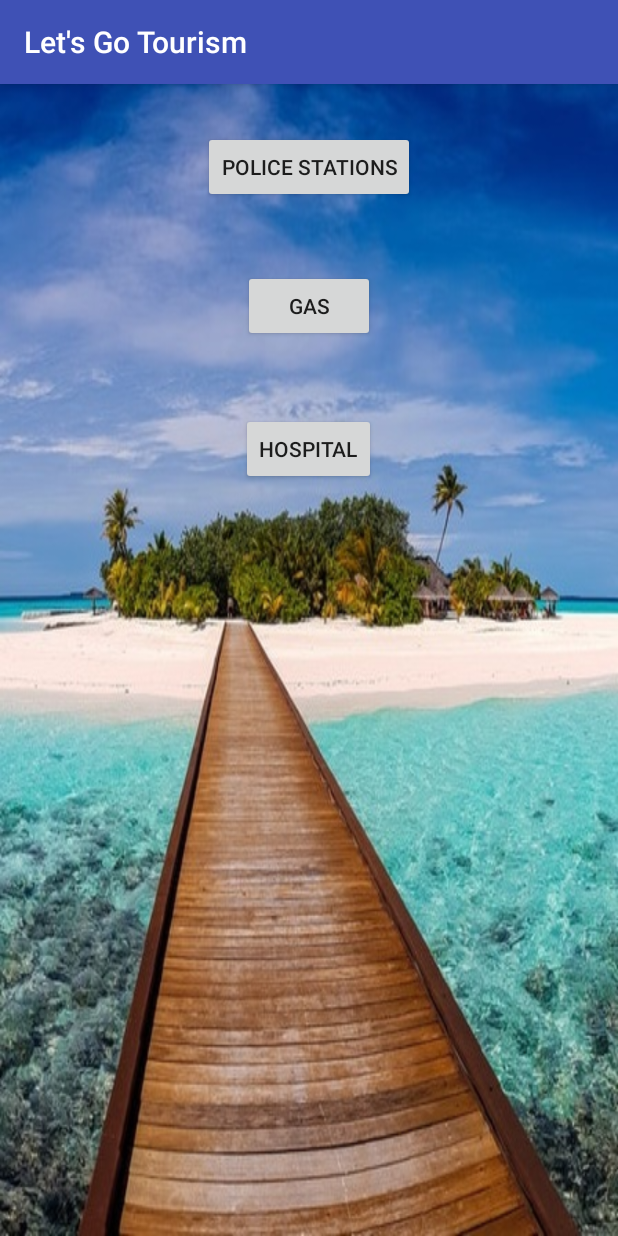
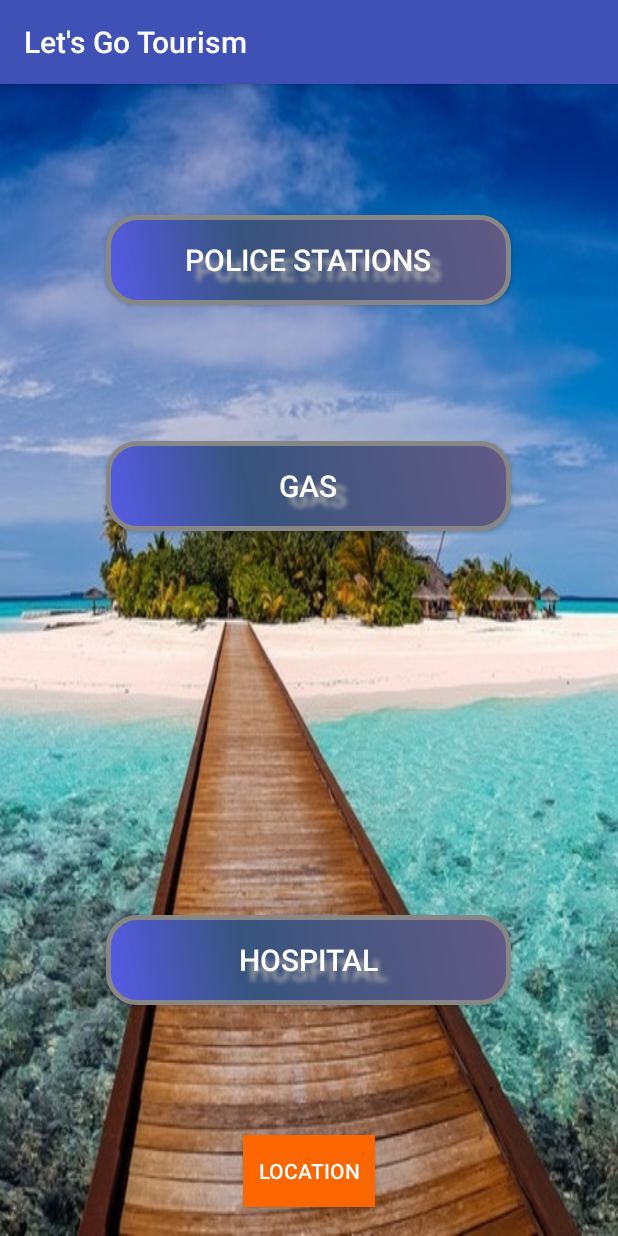
Before and after one commit to captain9396/LetsGoTourism, an Android app: the NearByActivity screen opened directly, with no data from a screen before it, on a phone screen of 412 x 824 dp. Run offline under Robolectric (Android 15) with nearby library versions, the phone set to English and light mode, and no system bars.

Commit message:
location added

```diff
--- a/LetsGoTourism/app/src/main/AndroidManifest.xml
+++ b/LetsGoTourism/app/src/main/AndroidManifest.xml
@@ -1,6 +1,8 @@
 <?xml version="1.0" encoding="utf-8"?>
 <manifest xmlns:android="http://schemas.android.com/apk/res/android"
     package="com.example.asus.letsgotourism">
+
+    <uses-permission android:name="android.permission.ACCESS_FINE_LOCATION"/>
 
     <application
         android:allowBackup="true"
@@ -18,8 +20,8 @@
         </activity>
         <activity android:name=".NearByActivity" />
         <activity android:name=".CoffeeActivity" />
-        <activity android:name=".GasActivity" />
-        <activity android:name=".HospitalActivity"></activity>
+
+
     </application>
 
 </manifest>
--- a/LetsGoTourism/app/src/main/java/com/example/asus/letsgotourism/NearByActivity.java
+++ b/LetsGoTourism/app/src/main/java/com/example/asus/letsgotourism/NearByActivity.java
@@ -1,10 +1,20 @@
 package com.example.asus.letsgotourism;
 
+import android.Manifest;
 import android.content.Intent;
+import android.location.Address;
+import android.location.Geocoder;
+import android.location.Location;
+import android.support.v4.app.ActivityCompat;
 import android.support.v7.app.AppCompatActivity;
 import android.os.Bundle;
 import android.view.View;
 import android.widget.Button;
+import android.widget.TextView;
+import android.widget.Toast;
+
+import java.util.List;
+import java.util.Locale;
 
 public class NearByActivity extends AppCompatActivity implements View.OnClickListener {
 
@@ -12,6 +22,11 @@ public class NearByActivity extends AppCompatActivity implements View.OnClickLis
     Button coffeeButton;
     Button gasButton;
     Button hopitalButton;
+
+
+    TextView locationTextView;
+    Button locationButton;
+
 
     @Override
     protected void onCreate(Bundle savedInstanceState) {
@@ -21,10 +36,19 @@ public class NearByActivity extends AppCompatActivity implements View.OnClickLis
         gasButton  = (Button) findViewById(R.id.gas_button);
         hopitalButton = (Button) findViewById(R.id.hospital_button);
 
+        ActivityCompat.requestPermissions(NearByActivity.this, new String[]{Manifest.permission.ACCESS_FINE_LOCATION}, 123);
+        locationButton = (Button) findViewById(R.id.location_button);
+
+
+
+
+
+
 
         coffeeButton.setOnClickListener(this);
         gasButton.setOnClickListener(this);
         hopitalButton.setOnClickListener(this);
+        locationButton.setOnClickListener(this);
     }
 
 
@@ -32,6 +56,22 @@ public class NearByActivity extends AppCompatActivity implements View.OnClickLis
         if (view == coffeeButton) startCoffeeActivity();
         else if (view == gasButton) startgasActivity();
         else if (view == hopitalButton) startHospitalActivity();
+        else if (view == locationButton){
+            try {
+                LocataionHandler l = new LocataionHandler(getApplicationContext());
+                Location location = l.getLocation();
+                if (location != null) {
+                    double latitude = location.getLatitude();
+                    double longitude = location.getLongitude();
+                    Geocoder geocoder = new Geocoder(this, Locale.getDefault());
+                    List<Address> addresses = geocoder.getFromLocation(latitude, longitude, 1);
+                    String cityName = addresses.get(0).getAddressLine(0);
+                    Toast.makeText(this, "Lat = " + latitude + "\n Long = " + longitude + "\n"+cityName, Toast.LENGTH_LONG).show();
+                }
+            }catch (Exception e){
+
+            }
+        }
     }
 
 
--- a/LetsGoTourism/app/src/main/java/com/example/asus/letsgotourism/PoliceAdapter.java
+++ b/LetsGoTourism/app/src/main/java/com/example/asus/letsgotourism/PoliceAdapter.java
@@ -32,9 +32,9 @@ public class PoliceAdapter extends RecyclerView.Adapter<PoliceAdapter.ViewHolder
     @Override
     public void onBindViewHolder(ViewHolder holder, int position){
         PoliceItem policeItem = policeItemList.get(position);
-        holder.divistionTextView.setText(policeItem.getDivision());
-        holder.districtTextView.setText(policeItem.getRegion());
-        holder.thanaTextView.setText(policeItem.getName());
+        holder.divistionTextView.setText(policeItem.getName());
+        holder.districtTextView.setText(policeItem.getRegion() + ", "+  policeItem.getDivision());
+        holder.thanaTextView.setText("");
         holder.phoneTextView.setText(policeItem.getPhoneNumber());
     }
 
--- /dev/null
+++ b/LetsGoTourism/app/src/main/res/drawable/buttonshape.xml
@@ -0,0 +1,28 @@
+<?xml version="1.0" encoding="utf-8"?>
+<shape xmlns:android="http://schemas.android.com/apk/res/android" android:shape="rectangle" >
+    <corners
+        android:radius="19dp"
+        />
+    <gradient
+        android:angle="45"
+        android:centerX="35%"
+        android:centerColor="#38547D"
+        android:startColor="#565BE8"
+        android:endColor="#625A85"
+        android:type="linear"
+        />
+    <padding
+        android:left="0dp"
+        android:top="0dp"
+        android:right="0dp"
+        android:bottom="0dp"
+        />
+    <size
+        android:width="270dp"
+        android:height="60dp"
+        />
+    <stroke
+        android:width="3dp"
+        android:color="#878787"
+        />
+</shape>
--- a/LetsGoTourism/app/src/main/res/layout/activity_near_by.xml
+++ b/LetsGoTourism/app/src/main/res/layout/activity_near_by.xml
@@ -6,28 +6,61 @@
 
     <Button
         android:id="@+id/coffee_button"
-        android:layout_width="wrap_content"
-        android:layout_height="wrap_content"
-        android:layout_alignParentTop="true"
+        android:layout_width="270dp"
+        android:layout_height="60dp"
+        android:layout_above="@+id/gas_button"
         android:layout_centerHorizontal="true"
-        android:layout_marginTop="31dp"
-        android:text="police stations" />
+        android:layout_marginBottom="-147dp"
+        android:background="@drawable/buttonshape"
+        android:shadowColor="#A8A8A8"
+        android:shadowDx="10"
+        android:shadowDy="10"
+        android:shadowRadius="4"
+        android:text="police stations"
+        android:textColor="#FFFFFF"
+        android:textSize="20sp" />
 
     <Button
         android:id="@+id/gas_button"
-        android:layout_width="wrap_content"
-        android:layout_height="wrap_content"
+        android:layout_width="270dp"
+        android:layout_height="60dp"
         android:layout_alignParentTop="true"
         android:layout_centerHorizontal="true"
-        android:layout_marginTop="124dp"
-        android:text="gas" />
+        android:layout_marginTop="238dp"
+        android:background="@drawable/buttonshape"
+        android:shadowColor="#A8A8A8"
+        android:shadowDx="10"
+        android:shadowDy="10"
+        android:shadowRadius="4"
+        android:text="gas"
+        android:textColor="#FFFFFF"
+        android:textSize="20sp" />
 
     <Button
         android:id="@+id/hospital_button"
+        android:layout_width="270dp"
+        android:layout_height="60dp"
+        android:layout_alignParentBottom="true"
+        android:layout_centerHorizontal="true"
+        android:layout_marginBottom="154dp"
+        android:background="@drawable/buttonshape"
+        android:shadowColor="#A8A8A8"
+        android:shadowDx="10"
+        android:shadowDy="10"
+        android:shadowRadius="4"
+        android:text="hospital"
+        android:textColor="#FFFFFF"
+        android:textSize="20sp" />
+
+    <Button
+        android:id="@+id/location_button"
         android:layout_width="wrap_content"
         android:layout_height="wrap_content"
-        android:layout_alignParentTop="true"
+        android:layout_alignParentBottom="true"
         android:layout_centerHorizontal="true"
-        android:layout_marginTop="219dp"
-        android:text="hospital" />
+        android:layout_marginBottom="19dp"
+        android:background="#FC6600"
+        android:textColor="#FFFFFF"
+        android:text="location" />
+
 </RelativeLayout>
```
Also changed, not shown: LetsGoTourism/app/src/main/java/com/example/asus/letsgotourism/CoffeeActivity.java (+34 -2 lines), LetsGoTourism/app/src/main/java/com/example/asus/letsgotourism/LocataionHandler.java (added, +64 -0 lines), LetsGoTourism/app/src/main/res/layout/police_list_item.xml (+7 -8 lines).
